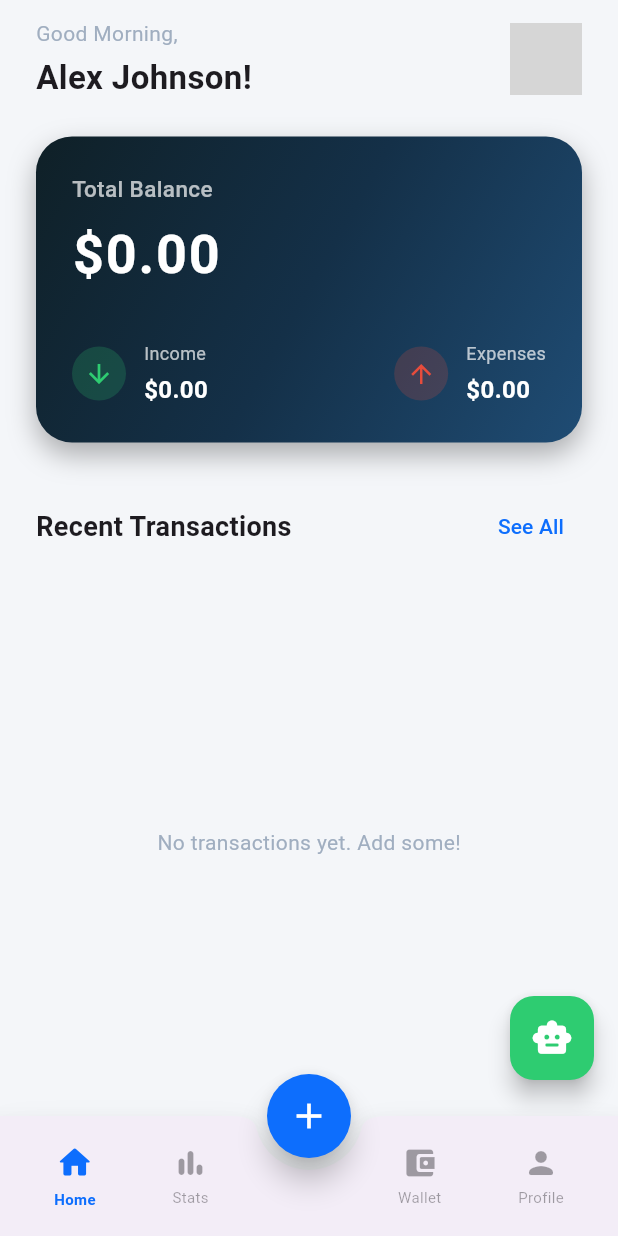
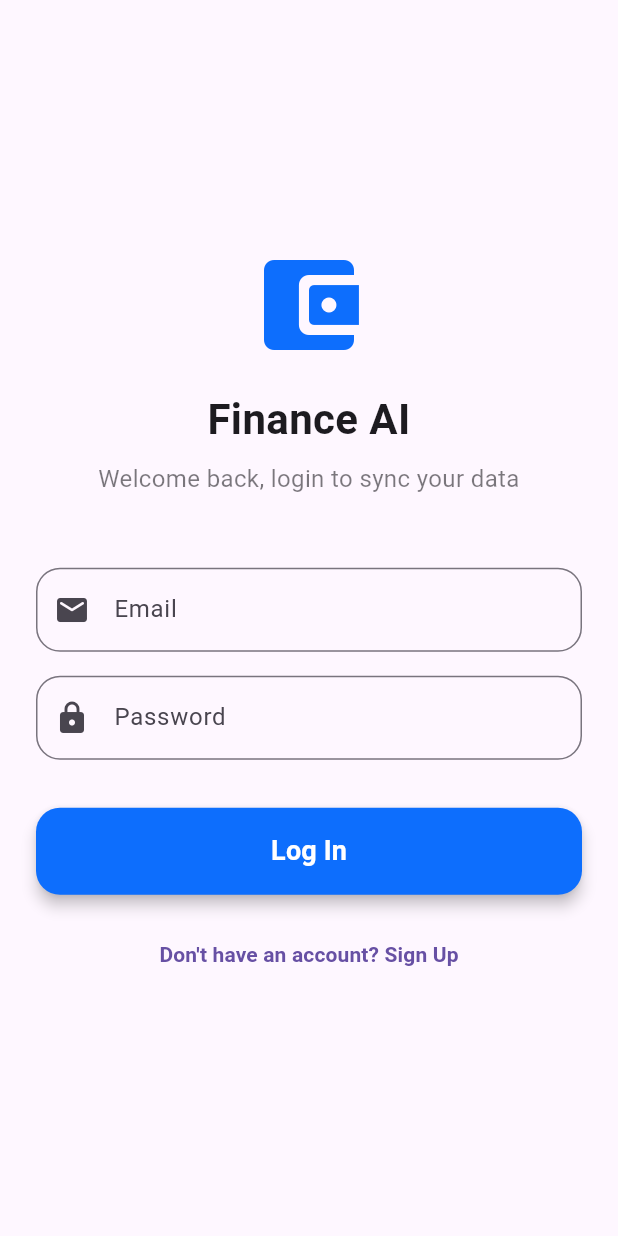
Before and after one commit to HugoExp1311/FinancialFlutter1, a Flutter app: the screen it shows after launch, on a phone screen of 412 x 824 dp. Run offline on Flutter 3.47's test engine with Material 3 defaults, Android fonts, the phone set to English and light mode, and no system bars; our stand-ins replace flutter_dotenv, flutter_riverpod, isar, supabase_flutter; missing offline and left inert: window_manager; accounts and stored records are empty; generated files the repository leaves out were written again; grey boxes are pictures that could not be loaded.

Commit message:
Major Update
+ Frontend adjustment: login screen, profile screen, wallet screen
+ Backend: Connect Supabase, Add transaction logic

```diff
--- a/app/lib/data/repositories/transaction_repository.dart
+++ b/app/lib/data/repositories/transaction_repository.dart
@@ -88,6 +88,7 @@ class TransactionRepository {
     try {
       final data = {
         'sync_id': tx.syncId,
+        'user_id': _supabase.auth.currentUser?.id,
         'amount': tx.amount,
         'is_expense': tx.isExpense,
         'category_name': tx.categoryName,
@@ -100,17 +101,21 @@ class TransactionRepository {
         'is_deleted': tx.isDeleted,
       };
 
-      // Upsert: Nếu trùng ID thì ghi đè, nếu chưa có thì cấy mới
-      await _supabase.from('transactions').upsert(data);
+      // Upsert: Dựa vào cột sync_id để ghi đè (onConflict), nếu chưa có thì cấy mới
+      await _supabase.from('transactions').upsert(
+            data,
+            onConflict: 'sync_id',
+          );
 
       // Nếu thành công không ném lỗi, ta đánh dấu trong máy Local là đã Sync
       tx.isSynced = true;
       await _isar.writeTxn(() async {
         await _isar.appTransactions.put(tx);
       });
+    } on PostgrestException catch (e) {
+      debugPrint('Supabase 🔴 LỖI DATABASE: Tên Lỗi -> ${e.message} | Gợi ý -> ${e.hint} | CODE -> ${e.code}');
     } catch (e) {
-      // Mất mạng hoặc Server lỗi: Không làm gì cả, isSynced vẫn = false
-      debugPrint('Push to Supabase failed. Kept offline. Error: $e');
+      debugPrint('Supabase 🔴 LỖI MẠNG HOẶC NGOẠI LỆ TRONG CODE: $e');
     }
   }
 
--- a/app/lib/main.dart
+++ b/app/lib/main.dart
@@ -1,7 +1,7 @@
 import 'package:flutter/material.dart';
 import 'package:flutter/foundation.dart';
 import 'package:window_manager/window_manager.dart';
-import 'presentation/screens/main_navigation_screen.dart';
+import 'presentation/screens/auth_gate.dart';
 import 'presentation/theme/app_theme.dart';
 import 'package:flutter_riverpod/flutter_riverpod.dart';
 import 'package:path_provider/path_provider.dart';
@@ -64,7 +64,7 @@ class FinanceApp extends StatelessWidget {
       theme: AppTheme.lightTheme,
       darkTheme: AppTheme.darkTheme,
       themeMode: ThemeMode.system, // Tự động theo hệ thống
-      home: const MainNavigationScreen(),
+      home: const AuthGate(),
     );
   }
 }
--- /dev/null
+++ b/app/lib/presentation/screens/auth_gate.dart
@@ -0,0 +1,55 @@
+import 'package:flutter/material.dart';
+import 'package:flutter_riverpod/flutter_riverpod.dart';
+import 'package:supabase_flutter/supabase_flutter.dart';
+import '../providers/app_providers.dart';
+import 'login_screen.dart';
+import 'main_navigation_screen.dart';
+
+class AuthGate extends ConsumerStatefulWidget {
+  const AuthGate({super.key});
+
+  @override
+  ConsumerState<AuthGate> createState() => _AuthGateState();
+}
+
+class _AuthGateState extends ConsumerState<AuthGate> {
+  User? _user;
+  bool _isLoading = true;
+
+  @override
+  void initState() {
+    super.initState();
+    _checkSession();
+  }
+
+  void _checkSession() {
+    final supabase = ref.read(supabaseProvider);
+    _user = supabase.auth.currentUser;
+    setState(() => _isLoading = false);
+
+    supabase.auth.onAuthStateChange.listen((data) {
+      if (mounted) {
+        setState(() {
+          _user = data.session?.user;
+        });
+      }
+    });
+  }
+
+  @override
+  Widget build(BuildContext context) {
+    if (_isLoading) {
+      return const Scaffold(
+        body: Center(child: CircularProgressIndicator()),
+      );
+    }
+
+    // Nếu chưa đăng nhập, hiển thị Login Screen
+    if (_user == null) {
+      return const LoginScreen();
+    }
+
+    // Nếu đã đăng nhập, vào thẳng App chính
+    return const MainNavigationScreen();
+  }
+}
--- /dev/null
+++ b/app/lib/presentation/screens/login_screen.dart
@@ -0,0 +1,172 @@
+import 'package:flutter/material.dart';
+import 'package:flutter_riverpod/flutter_riverpod.dart';
+import 'package:supabase_flutter/supabase_flutter.dart';
+import '../theme/app_theme.dart';
+import '../providers/app_providers.dart';
+
+class LoginScreen extends ConsumerStatefulWidget {
+  const LoginScreen({super.key});
+
+  @override
+  ConsumerState<LoginScreen> createState() => _LoginScreenState();
+}
+
+class _LoginScreenState extends ConsumerState<LoginScreen> {
+  final _emailController = TextEditingController();
+  final _passwordController = TextEditingController();
+  bool _isLoading = false;
+  bool _isSignUp = false; // Chuyển đổi trạng thái Đăng Nhập / Đăng Ký
+
+  Future<void> _handleAuth() async {
+    setState(() => _isLoading = true);
+    try {
+      if (_isSignUp) {
+        // Đăng Ký mới
+        await ref.read(supabaseProvider).auth.signUp(
+              email: _emailController.text.trim(),
+              password: _passwordController.text.trim(),
+            );
+        if (!mounted) return;
+        ScaffoldMessenger.of(context).showSnackBar(
+          const SnackBar(content: Text('Sign up successful! You can now log in.')),
+        );
+        setState(() => _isSignUp = false);
+      } else {
+        // Đăng nhập
+        await ref.read(supabaseProvider).auth.signInWithPassword(
+              email: _emailController.text.trim(),
+              password: _passwordController.text.trim(),
+            );
+        // Supabase Auth Listener sẽ tự động chuyển màn hình sang MainNavigationScreen
+      }
+    } on AuthException catch (e) {
+      if (!mounted) return;
+      ScaffoldMessenger.of(context).showSnackBar(
+        SnackBar(content: Text(e.message), backgroundColor: Colors.red),
+      );
+    } catch (e) {
+      if (!mounted) return;
+      ScaffoldMessenger.of(context).showSnackBar(
+        SnackBar(content: Text('Unexpected error: $e'), backgroundColor: Colors.red),
+      );
+    } finally {
+      if (mounted) setState(() => _isLoading = false);
+    }
+  }
+
+  @override
+  void dispose() {
+    _emailController.dispose();
+    _passwordController.dispose();
+    super.dispose();
+  }
+
+  @override
+  Widget build(BuildContext context) {
+    return Scaffold(
+      backgroundColor: Theme.of(context).colorScheme.surface,
+      body: SafeArea(
+        child: Center(
+          child: SingleChildScrollView(
+            padding: const EdgeInsets.symmetric(horizontal: 24.0),
+            child: Column(
+              mainAxisAlignment: MainAxisAlignment.center,
+              crossAxisAlignment: CrossAxisAlignment.stretch,
+              children: [
+                // Logo Icon
+                const Icon(
+                  Icons.account_balance_wallet_rounded,
+                  size: 80,
+                  color: AppTheme.primaryColor,
+                ),
+                const SizedBox(height: 16),
+                const Text(
+                  'Finance AI',
+                  textAlign: TextAlign.center,
+                  style: TextStyle(
+                    fontSize: 28,
+                    fontWeight: FontWeight.bold,
+                  ),
+                ),
+                const SizedBox(height: 8),
+                Text(
+                  _isSignUp ? 'Create a secure account' : 'Welcome back, login to sync your data',
+                  textAlign: TextAlign.center,
+                  style: TextStyle(
+                    fontSize: 16,
+                    color: Theme.of(context).colorScheme.onSurface.withAlpha(150),
+                  ),
+                ),
+                const SizedBox(height: 48),
+
+                // Form Email
+                TextField(
+                  controller: _emailController,
+                  keyboardType: TextInputType.emailAddress,
+                  decoration: InputDecoration(
+                    labelText: 'Email',
+                    prefixIcon: const Icon(Icons.email_rounded),
+                    border: OutlineInputBorder(borderRadius: BorderRadius.circular(16)),
+                  ),
+                ),
+                const SizedBox(height: 16),
+
+                // Form Password
+                TextField(
+                  controller: _passwordController,
+                  obscureText: true,
+                  decoration: InputDecoration(
+                    labelText: 'Password',
+                    prefixIcon: const Icon(Icons.lock_rounded),
+                    border: OutlineInputBorder(borderRadius: BorderRadius.circular(16)),
+                  ),
+                ),
+                const SizedBox(height: 32),
+
+                // Nút Đăng nhập / Đăng ký
+                ElevatedButton(
+                  onPressed: _isLoading ? null : _handleAuth,
+                  style: ElevatedButton.styleFrom(
+                    backgroundColor: AppTheme.primaryColor,
+                    foregroundColor: Colors.white,
+                    padding: const EdgeInsets.symmetric(vertical: 16),
+                    shape: RoundedRectangleBorder(
+                      borderRadius: BorderRadius.circular(16),
+                    ),
+                    elevation: 4,
+                  ),
+                  child: _isLoading
+                      ? const SizedBox(
+                          height: 20,
+                          width: 20,
+                          child: CircularProgressIndicator(color: Colors.white, strokeWidth: 2),
+                        )
+                      : Text(
+                          _isSignUp ? 'Sign Up' : 'Log In',
+                          style: const TextStyle(fontSize: 18, fontWeight: FontWeight.bold),
+                        ),
+                ),
+                const SizedBox(height: 16),
+
+                // Nút Đổi trạng thái
+                TextButton(
+                  onPressed: () {
+                    setState(() {
+                      _isSignUp = !_isSignUp;
+                    });
+                  },
+                  child: Text(
+                    _isSignUp
+                        ? 'Already have an account? Log In'
+                        : "Don't have an account? Sign Up",
+                    style: const TextStyle(fontWeight: FontWeight.w600),
+                  ),
+                ),
+              ],
+            ),
+          ),
+        ),
+      ),
+    );
+  }
+}
--- a/app/lib/presentation/screens/main_navigation_screen.dart
+++ b/app/lib/presentation/screens/main_navigation_screen.dart
@@ -1,4 +1,6 @@
 import 'package:flutter/material.dart';
+import 'package:flutter_riverpod/flutter_riverpod.dart';
+import '../providers/app_providers.dart';
 import '../theme/app_theme.dart';
 import 'home_screen.dart';
 import 'statistics_screen.dart';
@@ -6,14 +8,14 @@ import 'wallet_screen.dart';
 import 'profile_screen.dart';
 import 'add_transaction_screen.dart';
 
-class MainNavigationScreen extends StatefulWidget {
+class MainNavigationScreen extends ConsumerStatefulWidget {
   const MainNavigationScreen({super.key});
 
   @override
-  State<MainNavigationScreen> createState() => _MainNavigationScreenState();
+  ConsumerState<MainNavigationScreen> createState() => _MainNavigationScreenState();
 }
 
-class _MainNavigationScreenState extends State<MainNavigationScreen> {
+class _MainNavigationScreenState extends ConsumerState<MainNavigationScreen> {
   int _currentIndex = 0;
 
   final List<Widget> _screens = [
@@ -22,6 +24,15 @@ class _MainNavigationScreenState extends State<MainNavigationScreen> {
     const WalletScreen(),
     const ProfileScreen(),
   ];
+
+  @override
+  void initState() {
+    super.initState();
+    // Vừa vào App chính (Sau khi Login xong), gọi Kéo dữ liệu đám mây về ngay
+    WidgetsBinding.instance.addPostFrameCallback((_) {
+      ref.read(transactionRepositoryProvider).syncAll();
+    });
+  }
 
   @override
   Widget build(BuildContext context) {
```
Also changed, not shown: app/lib/presentation/screens/profile_screen.dart (+20 -7 lines), app/lib/presentation/screens/wallet_screen.dart (+21 -4 lines), 2 other files.
